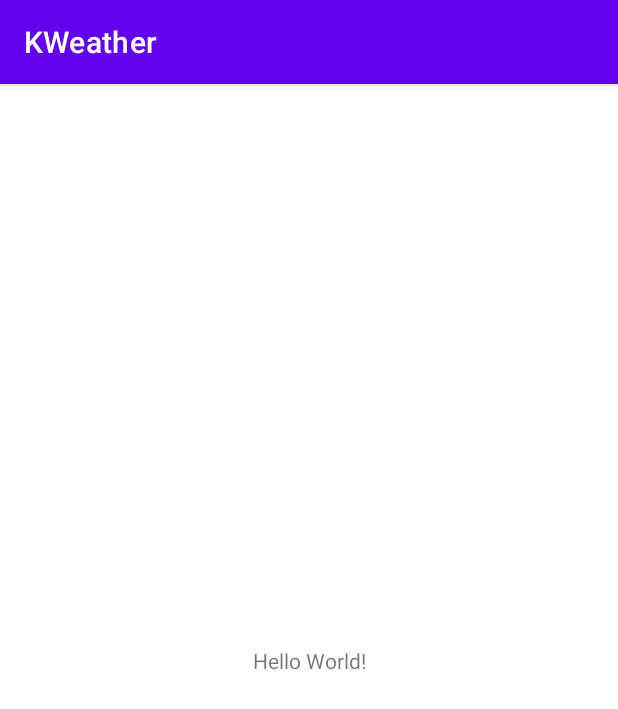
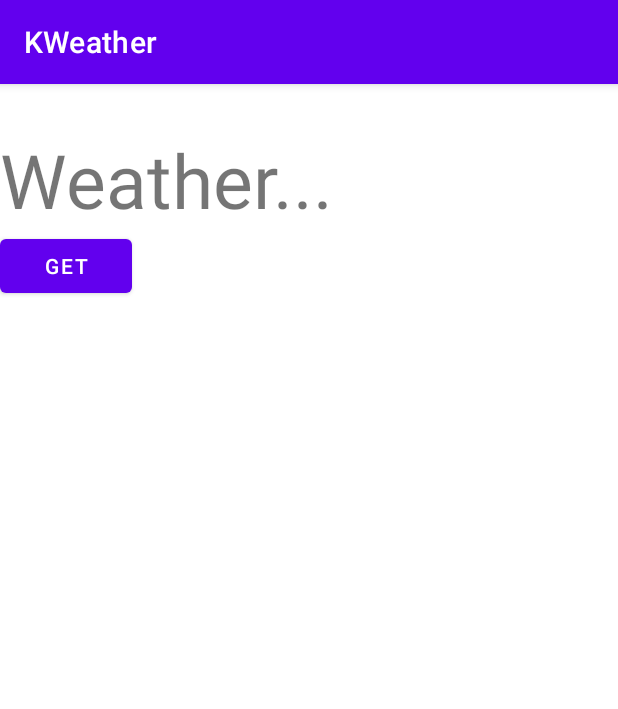
Before and after one commit to arrowtsvet/KotlinWeather, an Android app: the screen it shows after launch (MainActivity), on a phone screen of 412 x 824 dp. Shown: the top 709 px of the screen. Run offline under Robolectric (Android 15) with nearby library versions, the phone set to English and light mode, and no system bars.

```diff
--- a/app/build.gradle
+++ b/app/build.gradle
@@ -39,6 +39,8 @@ dependencies {
     implementation 'androidx.appcompat:appcompat:1.2.0'
     implementation 'com.google.android.material:material:1.2.1'
     implementation 'androidx.constraintlayout:constraintlayout:2.0.4'
+
+
     testImplementation 'junit:junit:4.+'
     androidTestImplementation 'androidx.test.ext:junit:1.1.2'
     androidTestImplementation 'androidx.test.espresso:espresso-core:3.3.0'
--- a/app/src/main/AndroidManifest.xml
+++ b/app/src/main/AndroidManifest.xml
@@ -18,4 +18,6 @@
         </activity>
     </application>
 
+    <uses-permission android:name="android.permission.ACCESS_FINE_LOCATION" />
+
 </manifest>
--- a/app/src/main/java/ru/quant/kweather/MainActivity.kt
+++ b/app/src/main/java/ru/quant/kweather/MainActivity.kt
@@ -1,11 +1,49 @@
 package ru.quant.kweather
 
+import android.Manifest
+import android.content.pm.PackageManager
+import android.os.Bundle
 import androidx.appcompat.app.AppCompatActivity
-import android.os.Bundle
+import androidx.core.app.ActivityCompat
+import androidx.core.content.ContextCompat
 
 class MainActivity : AppCompatActivity() {
+    private val permissionsRequestCode = 100
     override fun onCreate(savedInstanceState: Bundle?) {
         super.onCreate(savedInstanceState)
         setContentView(R.layout.activity_main)
+        requestPermissions();
+
+
+    }
+
+    private fun requestPermissions() {
+        if (ContextCompat.checkSelfPermission(
+                this,
+                android.Manifest.permission.ACCESS_FINE_LOCATION
+            )
+            != PackageManager.PERMISSION_GRANTED
+        ) {
+            ActivityCompat.requestPermissions(
+                this,
+                arrayOf(android.Manifest.permission.ACCESS_FINE_LOCATION), permissionsRequestCode)
+        }
     }
 }
+
+/*if (ContextCompat.checkSelfPermission(this, android.Manifest.permission.ACCESS_FINE_LOCATION)
+                != PackageManager.PERMISSION_GRANTED
+            ) {
+            ActivityCompat.requestPermissions(
+            this, arrayOf(Manifest.permission.ACCESS_FINE_LOCATION), permissionsRequestCode)
+            }
+
+
+    private fun requestPermissions (){
+        if (ActivityCompat.checkSelfPermission(this, android.Manifest.permission.ACCESS_FINE_LOCATION)
+        != PackageManager.PERMISSION_GRANTED)
+        {
+
+            this.requestPermissions(arrayOf(android.Manifest.permission.ACCESS_FINE_LOCATION),permissionsRequestCode)
+        }
+    }*/
--- a/app/src/main/res/layout/activity_main.xml
+++ b/app/src/main/res/layout/activity_main.xml
@@ -1,18 +1,34 @@
 <?xml version="1.0" encoding="utf-8"?>
-<androidx.constraintlayout.widget.ConstraintLayout xmlns:android="http://schemas.android.com/apk/res/android"
-    xmlns:app="http://schemas.android.com/apk/res-auto"
-    xmlns:tools="http://schemas.android.com/tools"
+<LinearLayout xmlns:android="http://schemas.android.com/apk/res/android"
     android:layout_width="match_parent"
     android:layout_height="match_parent"
-    tools:context=".MainActivity">
+    android:orientation="vertical">
 
-    <TextView
+    <LinearLayout
+        android:id="@+id/llToday"
+        android:layout_width="match_parent"
+        android:layout_height="wrap_content"
+        android:orientation="horizontal"
+        android:layout_marginTop="30dip">
+
+        <TextView
+            android:id="@+id/tvTemp"
+            android:layout_width="wrap_content"
+            android:layout_height="wrap_content"
+            android:textSize="50dp"
+            android:text="Weather... " />
+
+        <ImageView
+            android:id="@+id/ivImage"
+            android:layout_width="wrap_content"
+            android:layout_height="60dp" />
+    </LinearLayout>
+
+
+    <Button
+        android:id="@+id/btnStart"
         android:layout_width="wrap_content"
         android:layout_height="wrap_content"
-        android:text="Hello World!"
-        app:layout_constraintBottom_toBottomOf="parent"
-        app:layout_constraintLeft_toLeftOf="parent"
-        app:layout_constraintRight_toRightOf="parent"
-        app:layout_constraintTop_toTopOf="parent" />
-
-</androidx.constraintlayout.widget.ConstraintLayout>
+        android:text="Get"
+        />
+</LinearLayout>
```
Also changed, not shown: gradle/wrapper/gradle-wrapper.properties.
